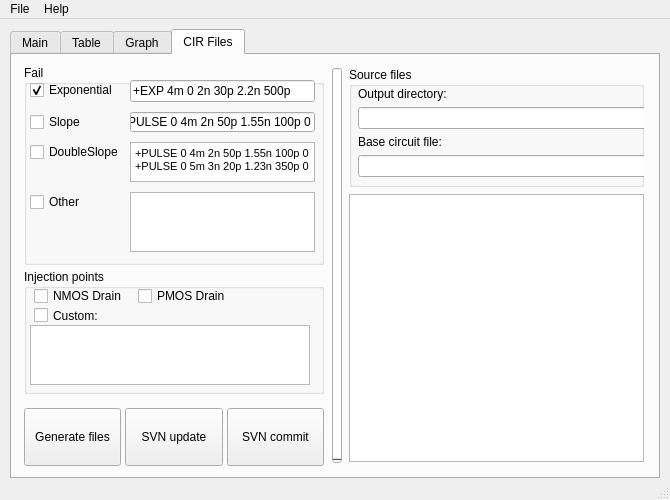
This is Resources/Tools/Simulation_analyzer/ui/simulation_analyzer.ui in ginotkj/fiocs as Qt 5 draws it before an edit. The edited form follows.
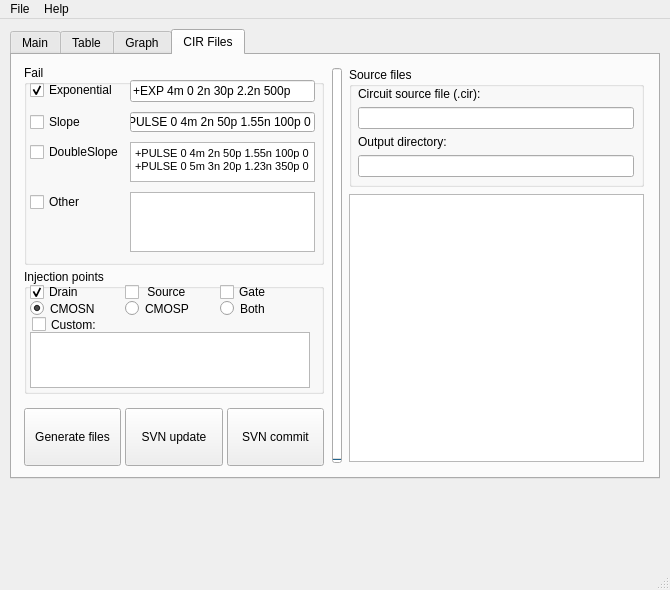
This is the edited form. The open tabs and pages were chosen to show the change.

Patch:
```diff
--- a/Resources/Tools/Simulation_analyzer/ui/simulation_analyzer.ui
+++ b/Resources/Tools/Simulation_analyzer/ui/simulation_analyzer.ui
@@ -7,7 +7,7 @@
     <x>0</x>
     <y>0</y>
     <width>670</width>
-    <height>500</height>
+    <height>590</height>
    </rect>
   </property>
   <property name="sizePolicy">
@@ -742,7 +742,7 @@
              <rect>
               <x>0</x>
               <y>10</y>
-              <width>295</width>
+              <width>291</width>
               <height>111</height>
              </rect>
             </property>
@@ -762,19 +762,19 @@
              <item>
               <layout class="QHBoxLayout" name="horizontalLayout_3">
                <property name="rightMargin">
-                <number>75</number>
+                <number>0</number>
                </property>
                <item>
                 <widget class="QCheckBox" name="checkBox_5">
                  <property name="sizePolicy">
-                  <sizepolicy hsizetype="Minimum" vsizetype="Minimum">
+                  <sizepolicy hsizetype="MinimumExpanding" vsizetype="Minimum">
                    <horstretch>0</horstretch>
                    <verstretch>0</verstretch>
                   </sizepolicy>
                  </property>
                  <property name="minimumSize">
                   <size>
-                   <width>100</width>
+                   <width>80</width>
                    <height>15</height>
                   </size>
                  </property>
@@ -785,21 +785,49 @@
                   </size>
                  </property>
                  <property name="text">
-                  <string>NMOS Drain</string>
+                  <string>Drain</string>
+                 </property>
+                 <property name="checked">
+                  <bool>true</bool>
                  </property>
                 </widget>
                </item>
                <item>
                 <widget class="QCheckBox" name="checkBox_6">
                  <property name="sizePolicy">
-                  <sizepolicy hsizetype="Minimum" vsizetype="Minimum">
+                  <sizepolicy hsizetype="MinimumExpanding" vsizetype="Minimum">
                    <horstretch>0</horstretch>
                    <verstretch>0</verstretch>
                   </sizepolicy>
                  </property>
                  <property name="minimumSize">
                   <size>
+                   <width>80</width>
+                   <height>15</height>
+                  </size>
+                 </property>
+                 <property name="maximumSize">
+                  <size>
                    <width>100</width>
+                   <height>20</height>
+                  </size>
+                 </property>
+                 <property name="text">
+                  <string> Source</string>
+                 </property>
+                </widget>
+               </item>
+               <item>
+                <widget class="QCheckBox" name="checkBox_7">
+                 <property name="sizePolicy">
+                  <sizepolicy hsizetype="MinimumExpanding" vsizetype="Minimum">
+                   <horstretch>0</horstretch>
+                   <verstretch>0</verstretch>
+                  </sizepolicy>
+                 </property>
+                 <property name="minimumSize">
+                  <size>
+                   <width>80</width>
                    <height>15</height>
                   </size>
                  </property>
@@ -810,7 +838,89 @@
                   </size>
                  </property>
                  <property name="text">
-                  <string>PMOS Drain</string>
+                  <string>Gate</string>
+                 </property>
+                </widget>
+               </item>
+              </layout>
+             </item>
+             <item>
+              <layout class="QHBoxLayout" name="horizontalLayout_5">
+               <item>
+                <widget class="QRadioButton" name="radioButton_3">
+                 <property name="sizePolicy">
+                  <sizepolicy hsizetype="MinimumExpanding" vsizetype="MinimumExpanding">
+                   <horstretch>0</horstretch>
+                   <verstretch>0</verstretch>
+                  </sizepolicy>
+                 </property>
+                 <property name="minimumSize">
+                  <size>
+                   <width>70</width>
+                   <height>15</height>
+                  </size>
+                 </property>
+                 <property name="maximumSize">
+                  <size>
+                   <width>100</width>
+                   <height>20</height>
+                  </size>
+                 </property>
+                 <property name="text">
+                  <string>CMOSN</string>
+                 </property>
+                 <property name="checked">
+                  <bool>true</bool>
+                 </property>
+                </widget>
+               </item>
+               <item>
+                <widget class="QRadioButton" name="radioButton_2">
+                 <property name="sizePolicy">
+                  <sizepolicy hsizetype="MinimumExpanding" vsizetype="MinimumExpanding">
+                   <horstretch>0</horstretch>
+                   <verstretch>0</verstretch>
+                  </sizepolicy>
+                 </property>
+                 <property name="minimumSize">
+                  <size>
+                   <width>70</width>
+                   <height>15</height>
+                  </size>
+                 </property>
+                 <property name="maximumSize">
+                  <size>
+                   <width>100</width>
+                   <height>20</height>
+                  </size>
+                 </property>
+                 <property name="text">
+                  <string>CMOSP</string>
+                 </property>
+                </widget>
+               </item>
+               <item>
+                <widget class="QRadioButton" name="radioButton">
+                 <property name="sizePolicy">
+                  <sizepolicy hsizetype="MinimumExpanding" vsizetype="MinimumExpanding">
+                   <horstretch>0</horstretch>
+                   <verstretch>0</verstretch>
+                  </sizepolicy>
+                 </property>
+                 <property name="minimumSize">
+                  <size>
+                   <width>70</width>
+                   <height>15</height>
+                  </size>
+                 </property>
+                 <property name="maximumSize">
+                  <size>
+                   <width>100</width>
+                   <height>20</height>
+                  </size>
+                 </property>
+                 <property name="text">
+                  <string>Both</string>
                  </property>
                 </widget>
                </item>
@@ -822,7 +932,7 @@
                 <number>180</number>
                </property>
                <item>
-                <widget class="QCheckBox" name="checkBox_7">
+                <widget class="QCheckBox" name="checkBox_8">
                  <property name="sizePolicy">
                   <sizepolicy hsizetype="Minimum" vsizetype="Minimum">
                    <horstretch>0</horstretch>
@@ -853,7 +963,7 @@
                <property name="minimumSize">
                 <size>
                  <width>280</width>
-                 <height>40</height>
+                 <height>30</height>
                 </size>
                </property>
                <property name="maximumSize">
@@ -1022,7 +1132,7 @@
              <rect>
               <x>9</x>
               <y>19</y>
-              <width>301</width>
+              <width>281</width>
               <height>91</height>
              </rect>
             </property>
@@ -1036,22 +1146,36 @@
              <item>
               <widget class="QLabel" name="label_7">
                <property name="text">
-                <string>Output directory:</string>
+                <string>Circuit source file (.cir):</string>
                </property>
               </widget>
              </item>
              <item>
-              <widget class="QLineEdit" name="lineEdit_5"/>
+              <widget class="QLineEdit" name="lineEdit_5">
+               <property name="minimumSize">
+                <size>
+                 <width>0</width>
+                 <height>20</height>
+                </size>
+               </property>
+              </widget>
              </item>
              <item>
               <widget class="QLabel" name="label_8">
                <property name="text">
-                <string>Base circuit file:</string>
+                <string>Output directory:</string>
                </property>
               </widget>
              </item>
              <item>
-              <widget class="QLineEdit" name="lineEdit_6"/>
+              <widget class="QLineEdit" name="lineEdit_6">
+               <property name="minimumSize">
+                <size>
+                 <width>0</width>
+                 <height>20</height>
+                </size>
+               </property>
+              </widget>
              </item>
             </layout>
            </widget>
```
Left out of the diff: 25 changed lines with no effect on the pictures.
